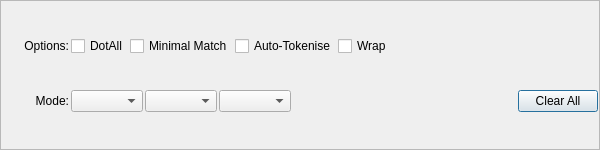
This is src/Form_Files/Controls.ui in BeckyDTP/Sigil as Qt 5 draws it before an edit. The edited form follows.
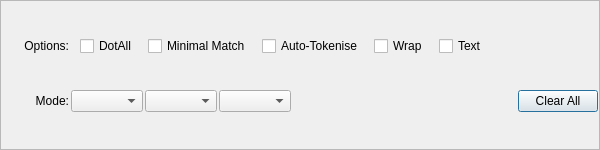
This is the edited form.

The edit to the form file:
```diff
--- a/src/Form_Files/Controls.ui
+++ b/src/Form_Files/Controls.ui
@@ -105,6 +105,13 @@
         </item>
         <item row="1" column="1">
          <layout class="QHBoxLayout" name="advancedLayout" stretch="0,0,0,0,0">
+          <item>
+           <widget class="QLabel" name="space_a">
+             <property name="text">
+              <string>  </string>
+             </property>
+           </widget>
+          </item>
           <item>
            <widget class="QCheckBox" name="chkRegexOptionDotAll">
             <property name="toolTip">
@@ -118,6 +125,13 @@
             </property>
            </widget>
           </item>
+          <item>
+           <widget class="QLabel" name="space_b">
+             <property name="text">
+              <string>  </string>
+             </property>
+           </widget>
+          </item>
           <item>
            <widget class="QCheckBox" name="chkRegexOptionMinimalMatch">
             <property name="toolTip">
@@ -131,6 +145,13 @@
             </property>
            </widget>
           </item>
+          <item>
+           <widget class="QLabel" name="space_c">
+             <property name="text">
+              <string>  </string>
+             </property>
+           </widget>
+          </item>
           <item>
            <widget class="QCheckBox" name="chkRegexOptionAutoTokenise">
             <property name="toolTip">
@@ -144,6 +165,13 @@
             </property>
            </widget>
           </item>
+          <item>
+            <widget class="QLabel" name="space_d">
+             <property name="text">
+              <string>  </string>
+             </property>
+            </widget>
+          </item>
           <item>
            <widget class="QCheckBox" name="chkOptionWrap">
             <property name="toolTip">
@@ -156,6 +184,24 @@
             </property>
            </widget>
           </item>
+          <item>
+            <widget class="QLabel" name="space_e">
+             <property name="text">
+              <string>  </string>
+             </property>
+            </widget>
+          </item>
+          <item>
+           <widget class="QCheckBox" name="chkOptionTextOnly">
+            <property name="toolTip">
+              <string>Search only in text (outside tags).
+              Valid only when searching HTML files.</string>
+            </property>
+            <property name="text">
+             <string>Text</string>
+            </property>
+           </widget>
+          </item>
           <item>
            <spacer name="horizontalSpacerAdvanced">
             <property name="orientation">
```
Left out of the diff: 6 changed lines with no effect on the pictures.
